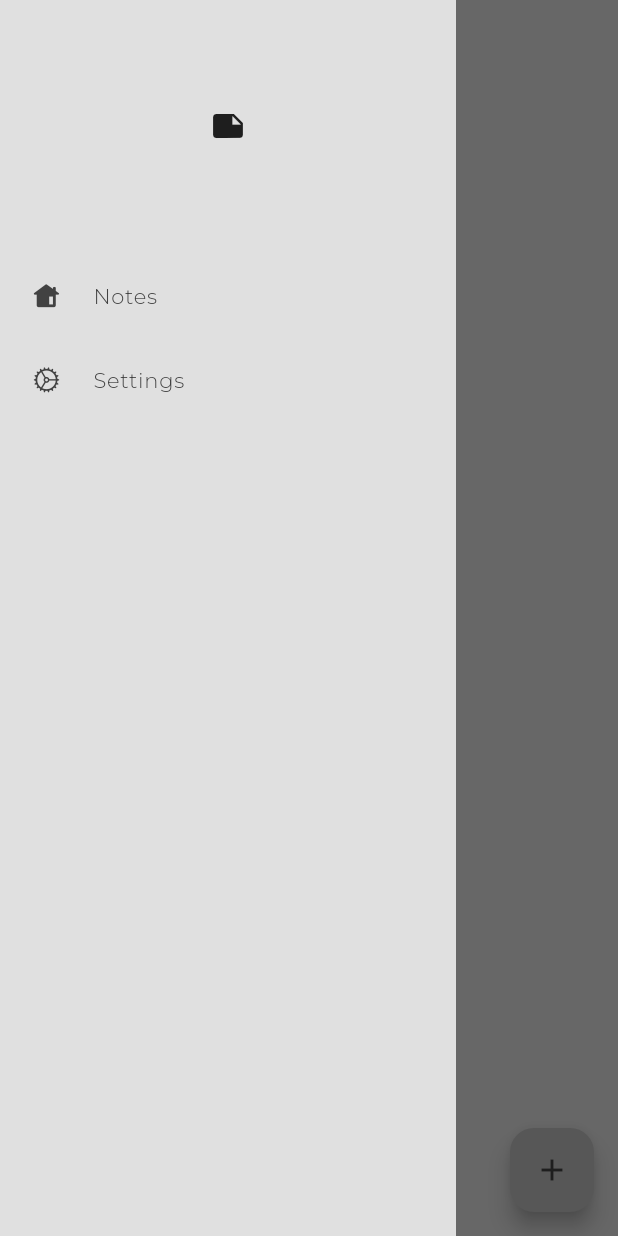
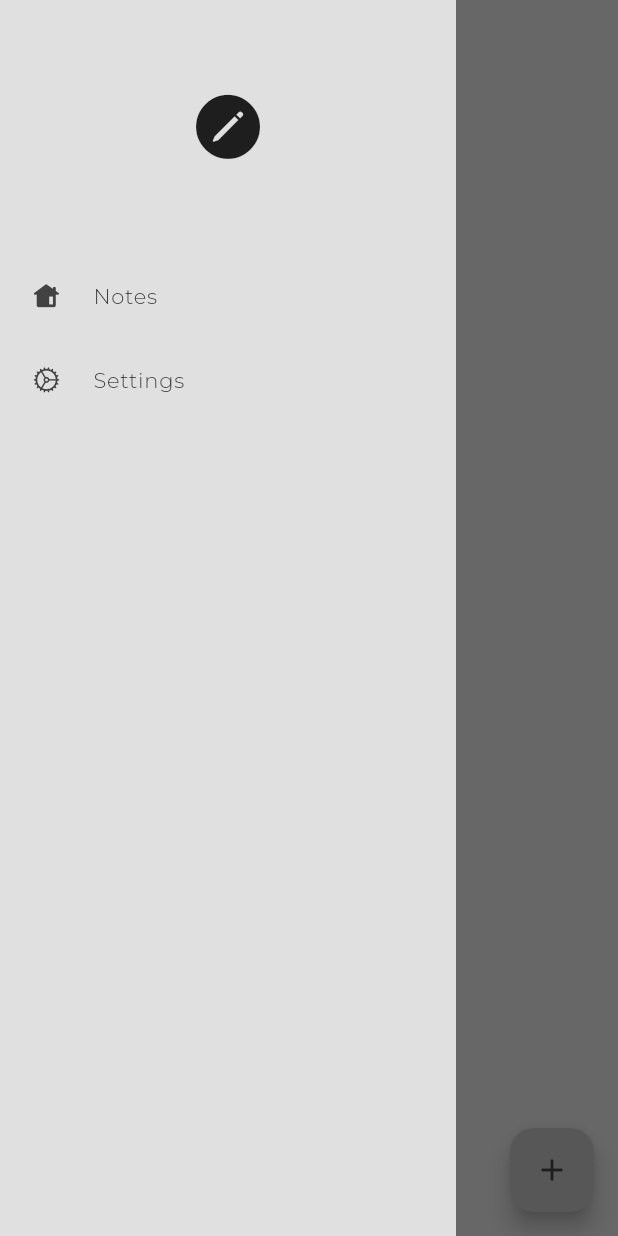
Before and after one commit to Nanaika/note, a Flutter app: the screen it shows after launch, with the side drawer open, on a phone screen of 412 x 824 dp. Run offline on Flutter 3.47's test engine with Material 3 defaults, Android fonts, the light colour scheme and no system bars; our stand-ins replace flutter_bloc, google_fonts, isar, shared_preferences; accounts and stored records are empty; generated files the repository leaves out were written again.

Commit message:
first commit 4

```diff
--- /dev/null
+++ b/lib/constants/consts.dart
@@ -0,0 +1,2 @@
+
+const String isDark = "isDark";
--- a/lib/main.dart
+++ b/lib/main.dart
@@ -3,12 +3,14 @@ import 'package:flutter/services.dart';
 import 'package:flutter_bloc/flutter_bloc.dart';
 import 'package:google_fonts/google_fonts.dart';
 import 'package:isar/isar.dart';
+import 'package:notes/constants/consts.dart';
 import 'package:notes/data/models/isar_note.dart';
 import 'package:notes/data/repo/isar_note_repo.dart';
 import 'package:notes/domain/note_repository.dart';
 import 'package:notes/presentation/notes_page.dart';
 import 'package:notes/presentation/theme/theme_cubit.dart';
 import 'package:path_provider/path_provider.dart';
+import 'package:shared_preferences/shared_preferences.dart';
 
 void main() async {
 
@@ -21,25 +23,32 @@ void main() async {
   ));
   SystemChrome.setEnabledSystemUIMode(SystemUiMode.edgeToEdge);
 
+
+  final prefs = await SharedPreferences.getInstance();
+  var isDarkTheme = prefs.getBool(isDark);
+  isDarkTheme ??= false;
+
   final dir = await getApplicationDocumentsDirectory();
   final isar = await Isar.open([IsarNoteSchema], directory: dir.path);
   final repo = IsarNoteRepo(db: isar);
 
-  runApp(MyApp(repo: repo,));
+  runApp(MyApp(repo: repo, isDark: isDarkTheme,));
 }
 
 class MyApp extends StatelessWidget {
-  const MyApp({super.key, required this.repo});
+  const MyApp({super.key, required this.repo, required this.isDark});
 
   final NoteRepository repo;
+  final bool isDark;
 
   // This widget is the root of your application.
   @override
   Widget build(BuildContext context) {
     return BlocProvider(
-      create: (context) => ThemeCubit(),
+      create: (context) => ThemeCubit(isDark: isDark),
       child: BlocBuilder<ThemeCubit, ThemeData>(
         builder: (BuildContext context, theme) {
+
           return MaterialApp(
 
             debugShowCheckedModeBanner: false,
--- a/lib/presentation/components/my_drawer.dart
+++ b/lib/presentation/components/my_drawer.dart
@@ -17,7 +17,7 @@ class MyDrawer extends StatelessWidget {
         mainAxisAlignment: MainAxisAlignment.start,
         children: [
           const DrawerHeader(
-            child: Icon(Icons.note),
+            child: Icon(CupertinoIcons.pencil_circle_fill, size: 50,),
           ),
           DrawerTile(
             title: "Notes",
--- a/lib/presentation/note_view.dart
+++ b/lib/presentation/note_view.dart
@@ -21,10 +21,8 @@ class _NoteViewState extends State<NoteView> {
 
   final controller = ScrollController();
 
-
   @override
   Widget build(BuildContext context) {
-    print('BUILD!_------------------------');
 
     controller.addListener(() {
       if(controller.offset > controller.position.maxScrollExtent && isFabVisible) {
--- a/lib/presentation/theme/theme_cubit.dart
+++ b/lib/presentation/theme/theme_cubit.dart
@@ -3,13 +3,18 @@ import 'package:flutter_bloc/flutter_bloc.dart';
 import 'package:notes/theme/theme.dart';
 
 class ThemeCubit extends Cubit<ThemeData> {
-  ThemeCubit() : super(lightTheme);
+  ThemeCubit({required this.isDark}) : super(lightTheme) {
+    if(isDark) {
+      emit(darkTheme);
+    }else {
+      emit(lightTheme);
+    }
+  }
 
-  var isDark = false;
+  bool isDark;
 
   void switchTheme() {
     if(isDark) {
-
       emit(lightTheme);
     } else {
       emit(darkTheme);
--- a/pubspec.yaml
+++ b/pubspec.yaml
@@ -41,6 +41,7 @@ dependencies:
   flutter_bloc: ^8.1.6
   intl: ^0.19.0
   google_fonts: ^6.2.1
+  shared_preferences: ^2.3.2
 
 dev_dependencies:
   flutter_test:
```
Also changed, not shown: lib/presentation/settings_page.dart (+9 -2 lines), pubspec.lock, 1 other file.
